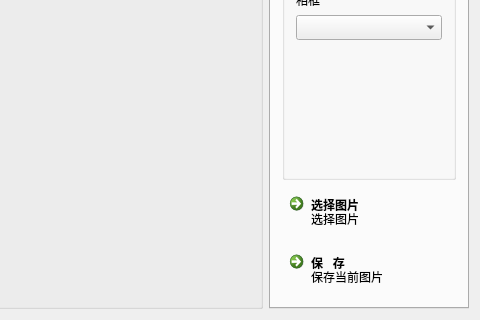
Old version of the form tools/WinMagic/winmagic.ui in the repository tnextday/Magicamera; both pictures show x 416 to 896 and y 259 to 579 of the 896 by 579 pixel window.
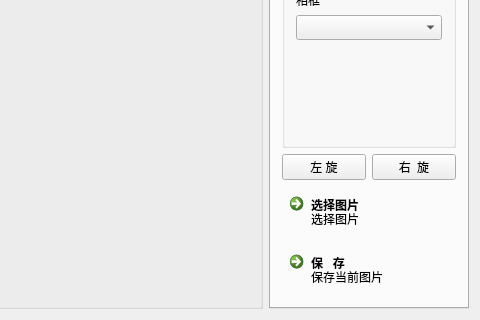
New version of the form. Custom widgets are drawn as their Qt base class.

Patch:
```diff
--- a/tools/WinMagic/winmagic.ui
+++ b/tools/WinMagic/winmagic.ui
@@ -185,7 +185,7 @@
          </item>
         </layout>
        </item>
-       <item row="1" column="0" colspan="2">
+       <item row="2" column="0" colspan="2">
         <widget class="QCommandLinkButton" name="clb_selectImg">
          <property name="font">
           <font>
@@ -203,7 +203,7 @@
          </property>
         </widget>
        </item>
-       <item row="2" column="0" colspan="2">
+       <item row="3" column="0" colspan="2">
         <widget class="QCommandLinkButton" name="clb_save">
          <property name="font">
           <font>
@@ -218,6 +218,24 @@
          </property>
         </widget>
        </item>
+       <item row="1" column="0" colspan="2">
+        <layout class="QHBoxLayout" name="horizontalLayout_2">
+         <item>
+          <widget class="QPushButton" name="btn_rot_left">
+           <property name="text">
+            <string>左 旋</string>
+           </property>
+          </widget>
+         </item>
+         <item>
+          <widget class="QPushButton" name="btn_rot_right">
+           <property name="text">
+            <string>右  旋</string>
+           </property>
+          </widget>
+         </item>
+        </layout>
+       </item>
       </layout>
      </widget>
      <widget class="QWidget" name="tab_2">
```
